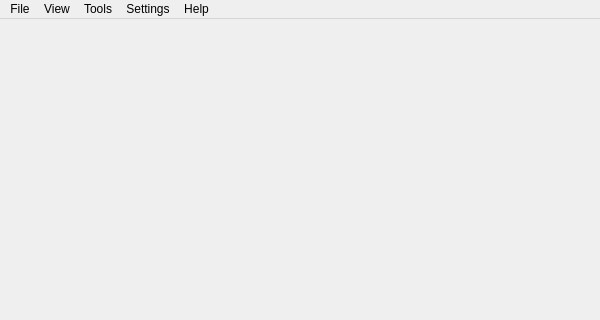
Above: source/qt_ui/main_window.ui from lvjonok/maze-gui-gen before the change; both pictures show x 0 to 600 and y 0 to 320 of the 600 by 600 pixel window. Below: the same form after it.
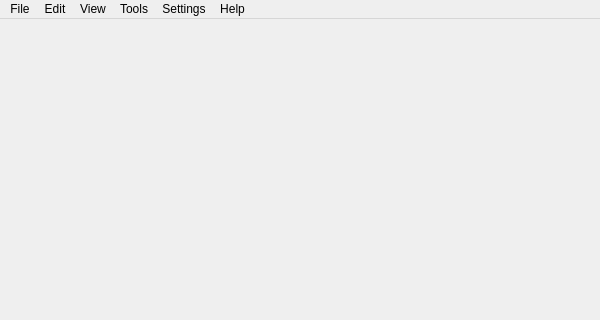
That is the form after the change. Icons and pictures are not drawn.

Commit message: added undo/redo buttons and attached their actions

Diff of the .ui file:
```diff
--- a/source/qt_ui/main_window.ui
+++ b/source/qt_ui/main_window.ui
@@ -108,7 +108,15 @@
     <addaction name="actionZoomIn"/>
     <addaction name="actionZoomOut"/>
    </widget>
+   <widget class="QMenu" name="menuEdit">
+    <property name="title">
+     <string>Edit</string>
+    </property>
+    <addaction name="actionUndoAct"/>
+    <addaction name="actionRedo"/>
+   </widget>
    <addaction name="menuFile"/>
+   <addaction name="menuEdit"/>
    <addaction name="menuView"/>
    <addaction name="menuTools"/>
    <addaction name="menuSettings"/>
```
Left out of the diff: 16 changed lines with no effect on the pictures. The commit also changes 2 other files.
